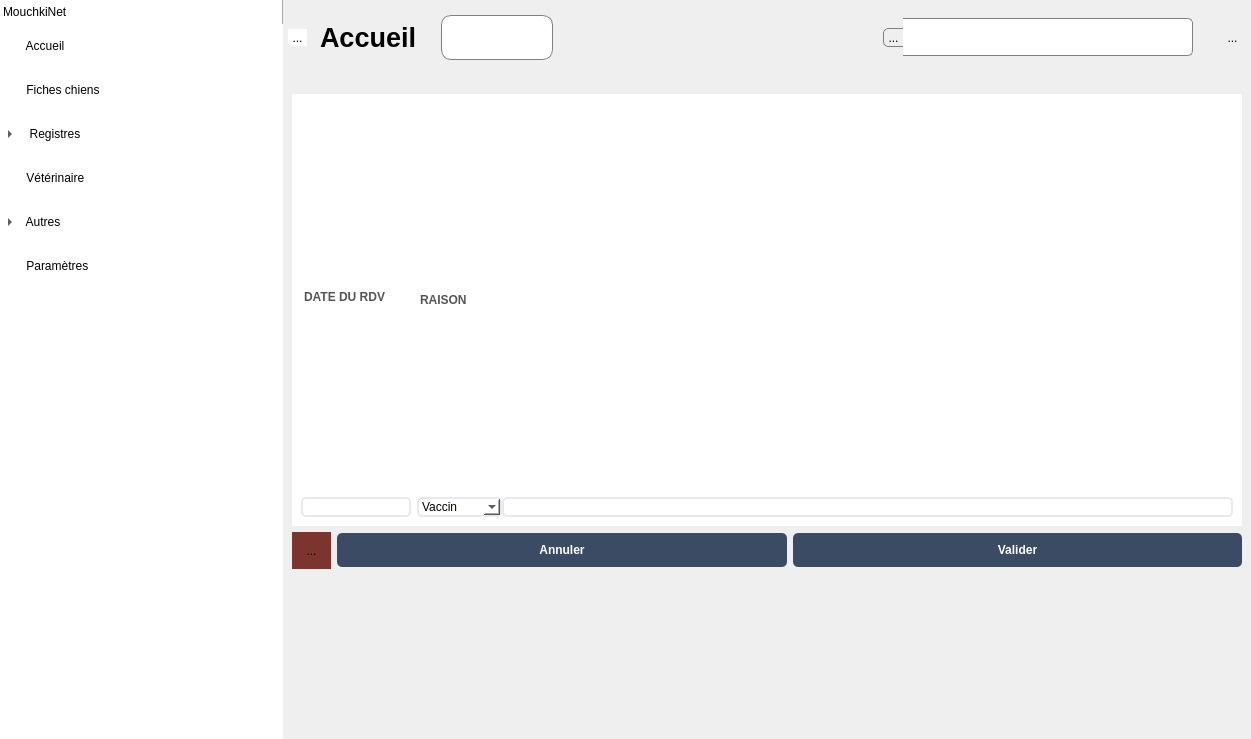
Above: mainwindow.ui from ArtAuc/mkrescue before the change. Below: the same form after it.
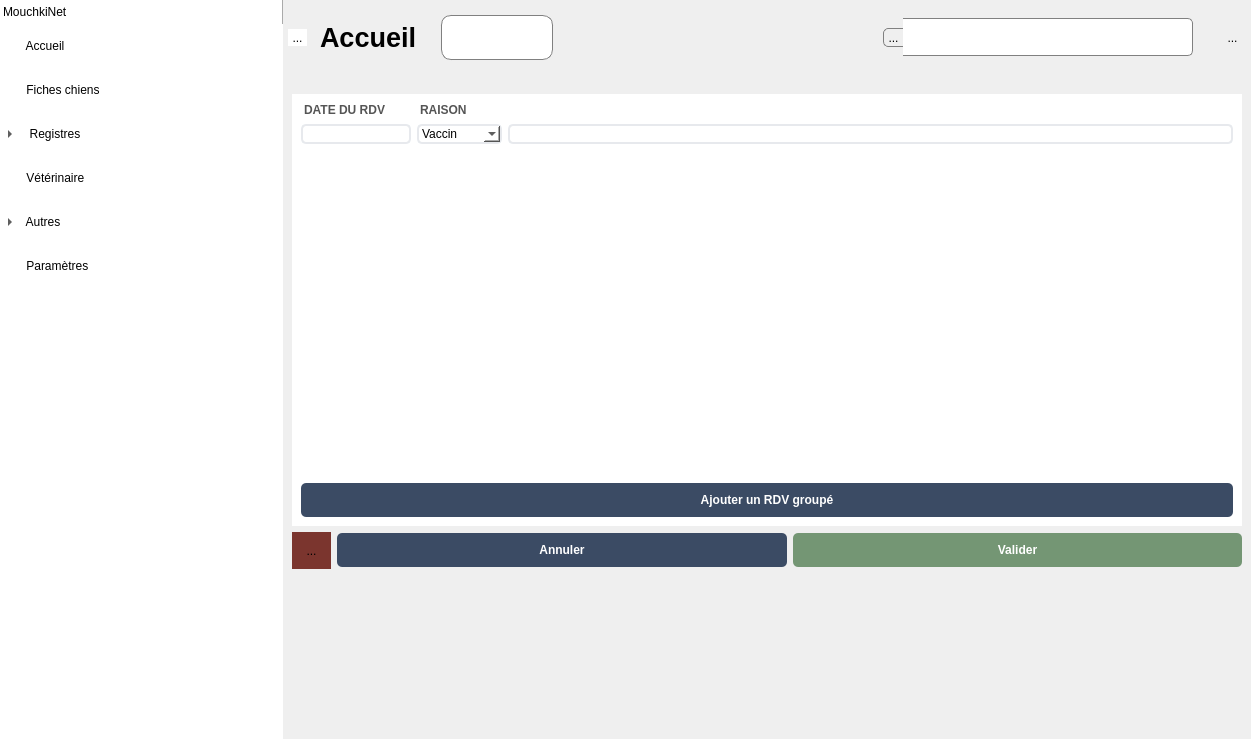
That is the form after the change. The open tabs and pages were chosen to show the change. Icons and pictures are not drawn. Custom widgets are drawn as their Qt base class.

Commit message: Grouped vet appointment

Patch:
```diff
--- a/mainwindow.ui
+++ b/mainwindow.ui
@@ -1673,6 +1673,47 @@
             </widget>
             <widget class="QWidget" name="vetEditPage">
              <layout class="QGridLayout" name="gridLayout_11">
+              <item row="2" column="0" colspan="2">
+               <widget class="QScrollArea" name="groupedVetScrollArea">
+                <property name="sizePolicy">
+                 <sizepolicy hsizetype="Expanding" vsizetype="Expanding">
+                  <horstretch>0</horstretch>
+                  <verstretch>0</verstretch>
+                 </sizepolicy>
+                </property>
+                <property name="styleSheet">
+                 <string notr="true">background:white;</string>
+                </property>
+                <property name="widgetResizable">
+                 <bool>true</bool>
+                </property>
+                <widget class="QWidget" name="groupedVetScrollWidget">
+                 <property name="geometry">
+                  <rect>
+                   <x>0</x>
+                   <y>0</y>
+                   <width>948</width>
+                   <height>365</height>
+                  </rect>
+                 </property>
+                 <layout class="QVBoxLayout" name="verticalLayout_20">
+                  <item>
+                   <spacer name="verticalSpacer_5">
+                    <property name="orientation">
+                     <enum>Qt::Vertical</enum>
+                    </property>
+                    <property name="sizeHint" stdset="0">
+                     <size>
+                      <width>20</width>
+                      <height>40</height>
+                     </size>
+                    </property>
+                   </spacer>
+                  </item>
+                 </layout>
+                </widget>
+               </widget>
+              </item>
               <item row="0" column="0">
                <layout class="QVBoxLayout" name="dateVetAnimalEditLayout">
                 <item>
@@ -1694,10 +1735,17 @@
                 </item>
                </layout>
               </item>
+              <item row="4" column="0" colspan="2">
+               <widget class="QPushButton" name="groupedVetButton">
+                <property name="text">
+                 <string>Ajouter un RDV groupé</string>
+                </property>
+               </widget>
+              </item>
               <item row="0" column="1">
                <layout class="QVBoxLayout" name="reasonVetAnimalEditLayout">
                 <property name="spacing">
-                 <number>0</number>
+                 <number>6</number>
                 </property>
                 <item>
                  <widget class="QLabel" name="reasonVetAnimalEditLabel">
@@ -1766,6 +1814,9 @@
             </item>
             <item>
              <widget class="QPushButton" name="submitButton">
+              <property name="styleSheet">
+               <string notr="true">background-color:#749674;</string>
+              </property>
               <property name="text">
                <string>Valider</string>
               </property>
@@ -3037,12 +3088,6 @@
    <header>pages/dogregistry.h</header>
    <container>1</container>
   </customwidget>
-  <customwidget>
-   <class>EditPage</class>
-   <extends>QWidget</extends>
-   <header>pages/editpage/editpage.h</header>
-   <container>1</container>
-  </customwidget>
   <customwidget>
    <class>Registry</class>
    <extends>QWidget</extends>
@@ -3082,6 +3127,12 @@
    <extends>QLabel</extends>
    <header>widgets/clickablelabel.h</header>
   </customwidget>
+  <customwidget>
+   <class>EditPage</class>
+   <extends>QWidget</extends>
+   <header>pages/editpage/editpage.h</header>
+   <container>1</container>
+  </customwidget>
  </customwidgets>
  <tabstops>
   <tabstop>menuTree</tabstop>
```
Left out of the diff: 7 changed lines with no effect on the pictures. The commit also changes 10 other files.
